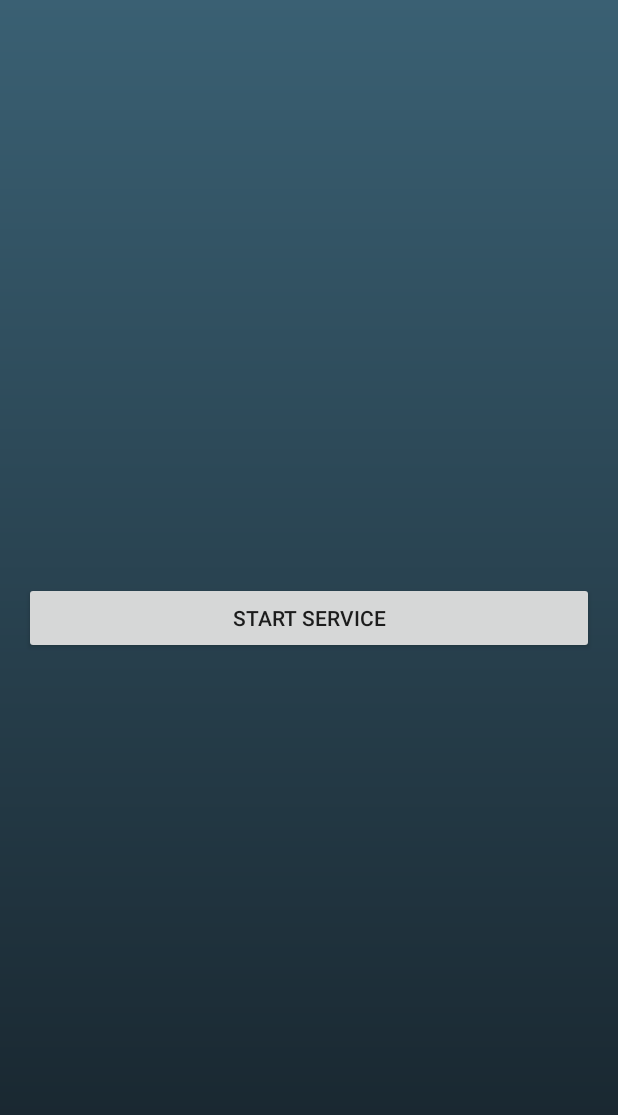
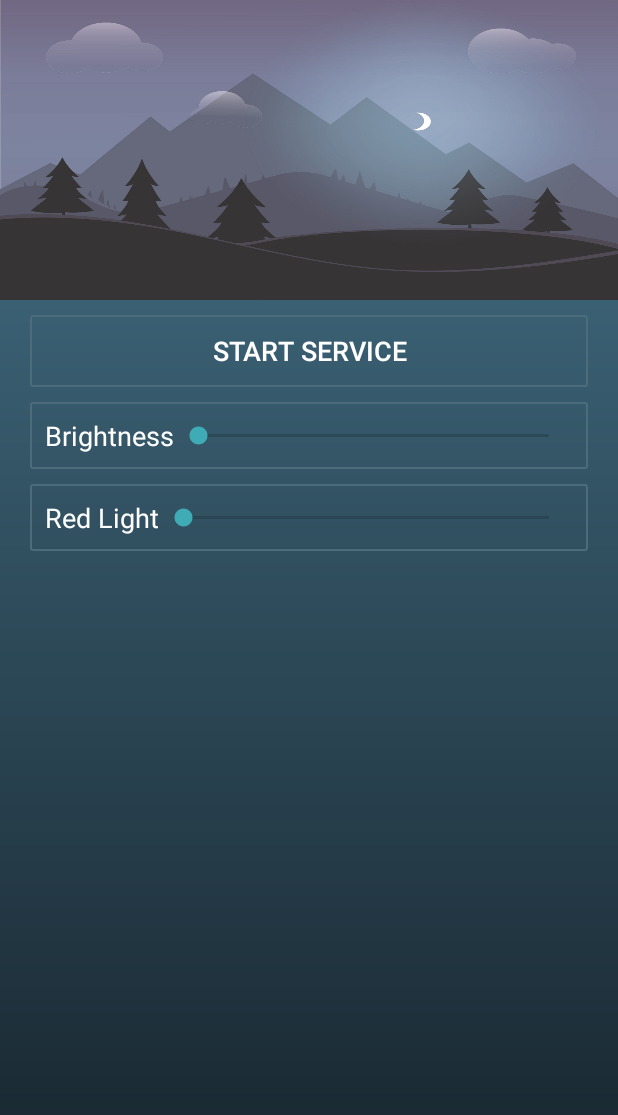
Before and after one commit to xiifwat/Night-Glass, an Android app: the screen it shows after launch (MainActivity), on a phone screen of 412 x 824 dp. Shown: the top 1115 px of the screen. Run offline under Robolectric (Android 15) with nearby library versions, the light colour scheme and no system bars; plain views replace IconicsButton.

Commit message:
Updated UI

```diff
--- a/app/build.gradle
+++ b/app/build.gradle
@@ -22,7 +22,10 @@ android {
 dependencies {
     compile fileTree(dir: 'libs', include: ['*.jar'])
     testCompile 'junit:junit:4.12'
-    compile 'com.android.support:appcompat-v7:23.0.1'
+    compile 'com.android.support:appcompat-v7:23.1.1'
     compile 'com.android.support:support-v4:23.0.1'
     compile 'com.joanzapata.iconify:android-iconify-fontawesome:2.2.2'
+    compile 'com.mikepenz:iconics-core:2.5.11@aar'
+    compile 'com.mikepenz:fontawesome-typeface:4.6.0.1@aar'
+    compile 'uk.co.chrisjenx:calligraphy:2.2.0'
 }
--- a/app/src/main/java/com/shomen/smn/eyeprotector/NotificationActivity.java
+++ b/app/src/main/java/com/shomen/smn/eyeprotector/NotificationActivity.java
@@ -48,7 +48,7 @@ public class NotificationActivity extends Activity {
         getWindow().requestFeature(Window.FEATURE_NO_TITLE);
         setContentView(R.layout.activity_notification);
 
-        btnStop = (Button) findViewById(R.id.btn_stop);
+        btnStop = (Button) findViewById(R.id.btn_setting);
         btnStop.setOnClickListener(new View.OnClickListener() {
             @Override
             public void onClick(View v) {
--- /dev/null
+++ b/app/src/main/res/drawable/bg.xml
@@ -0,0 +1,30 @@
+<?xml version="1.0" encoding="utf-8"?>
+<shape
+    xmlns:android="http://schemas.android.com/apk/res/android"
+    android:shape="rectangle">
+
+    <!-- view background color -->
+    <solid
+        android:color="#00184860" >
+    </solid>
+
+    <!-- view border color and width -->
+    <stroke
+        android:width="1dp"
+        android:color="#4c6b7b" >
+    </stroke>
+
+    <!-- If you want to add some padding -->
+    <padding
+        android:left="10dp"
+        android:top="10dp"
+        android:right="10dp"
+        android:bottom="10dp"    >
+    </padding>
+
+    <!-- Here is the corner radius -->
+    <corners
+        android:radius="1dp"   >
+    </corners>
+
+</shape>
--- /dev/null
+++ b/app/src/main/res/drawable/btn_disable.xml
@@ -0,0 +1,30 @@
+<?xml version="1.0" encoding="utf-8"?>
+<shape
+    xmlns:android="http://schemas.android.com/apk/res/android"
+    android:shape="rectangle">
+
+    <!-- view background color -->
+    <solid
+        android:color="#425f7e" >
+    </solid>
+
+    <!-- view border color and width -->
+    <stroke
+        android:width="1dp"
+        android:color="#425f7e" >
+    </stroke>
+
+    <!-- If you want to add some padding -->
+    <padding
+        android:left="0dp"
+        android:top="0dp"
+        android:right="0dp"
+        android:bottom="0dp"    >
+    </padding>
+
+    <!-- Here is the corner radius -->
+    <corners
+        android:radius="1dp"   >
+    </corners>
+
+</shape>
--- /dev/null
+++ b/app/src/main/res/drawable/btn_enable.xml
@@ -0,0 +1,30 @@
+<?xml version="1.0" encoding="utf-8"?>
+<shape
+    xmlns:android="http://schemas.android.com/apk/res/android"
+    android:shape="rectangle">
+
+    <!-- view background color -->
+    <solid
+        android:color="#00184860" >
+    </solid>
+
+    <!-- view border color and width -->
+    <stroke
+        android:width="1dp"
+        android:color="#4c6b7b" >
+    </stroke>
+
+    <!-- If you want to add some padding -->
+    <padding
+        android:left="0dp"
+        android:top="0dp"
+        android:right="0dp"
+        android:bottom="0dp"    >
+    </padding>
+
+    <!-- Here is the corner radius -->
+    <corners
+        android:radius="1dp"   >
+    </corners>
+
+</shape>
--- /dev/null
+++ b/app/src/main/res/drawable/btn_state.xml
@@ -0,0 +1,17 @@
+<?xml version="1.0" encoding="utf-8"?>
+<selector xmlns:android="http://schemas.android.com/apk/res/android">
+    <item
+        android:state_enabled="false"
+        android:drawable="@drawable/btn_disable" />
+    <item
+        android:state_pressed="true"
+        android:state_enabled="true"
+        android:drawable="@drawable/btn_disable" />
+    <item
+        android:state_focused="true"
+        android:state_enabled="true"
+        android:drawable="@drawable/btn_enable" />
+    <item
+        android:state_enabled="true"
+        android:drawable="@drawable/btn_enable" />
+</selector>
--- a/app/src/main/res/layout/activity_main.xml
+++ b/app/src/main/res/layout/activity_main.xml
@@ -4,18 +4,133 @@
     xmlns:tools="http://schemas.android.com/tools"
     android:layout_width="match_parent"
     android:layout_height="match_parent"
-    android:paddingBottom="@dimen/activity_vertical_margin"
-    android:paddingLeft="@dimen/activity_horizontal_margin"
-    android:paddingRight="@dimen/activity_horizontal_margin"
-    android:paddingTop="@dimen/activity_vertical_margin"
-    android:background="@drawable/activity_main_gradient"
     tools:context=".MainActivity">
 
-    <Button
+    <RelativeLayout
+        android:orientation="vertical"
         android:layout_width="match_parent"
-        android:layout_height="wrap_content"
-        android:text="Start Sevice"
-        android:id="@+id/btn_service"
-        android:layout_centerVertical="true"
-        android:layout_centerHorizontal="true"/>
+        android:layout_height="match_parent"
+        android:background="@drawable/activity_main_gradient"
+        android:paddingTop="10dp"
+        android:paddingLeft="20dp"
+        android:paddingRight="20dp"
+        android:paddingBottom="0dp"
+        android:layout_below="@+id/imageView"
+        android:layout_centerVertical="true">
+
+        <RelativeLayout
+            android:id="@+id/cont_first"
+            android:orientation="horizontal"
+            android:layout_width="match_parent"
+            android:background="@drawable/bg"
+            android:layout_height="wrap_content"
+            android:layout_marginTop="10dp"
+            android:visibility="gone">
+
+            <TextView
+                android:layout_width="wrap_content"
+                android:layout_height="wrap_content"
+                android:textAppearance="?android:attr/textAppearanceMedium"
+                android:text="@string/start"
+                android:id="@+id/textView3"
+                android:textSize="18sp"
+                android:gravity="left"
+                android:textColor="#a6d1f5"
+                android:layout_alignParentLeft="true"
+                android:layout_centerVertical="true"/>
+
+            <com.mikepenz.iconics.view.IconicsButton
+                android:layout_width="40sp"
+                android:layout_height="40sp"
+                android:text="@string/start_icon"
+                android:textSize="25sp"
+                android:textColor="#a6d1f5"
+                android:background="@drawable/btn_state"
+                android:visibility="visible"
+                android:layout_alignParentRight="true"
+                android:layout_centerVertical="true"/>
+        </RelativeLayout>
+
+        <RelativeLayout
+            android:id="@+id/cont_second"
+            android:orientation="horizontal"
+            android:layout_width="match_parent"
+            android:background="@drawable/bg"
+            android:layout_height="wrap_content"
+            android:layout_below="@+id/btn_service"
+            android:layout_marginTop="10dp">
+
+            <SeekBar
+                android:layout_width="match_parent"
+                android:layout_height="wrap_content"
+                android:id="@+id/seekBarBrightness"
+                android:max="255"
+                android:indeterminate="false"
+                android:layout_toRightOf="@+id/tv_brightness"
+                android:layout_centerVertical="true"
+                android:layout_alignParentRight="true"/>
+
+            <TextView
+                android:layout_width="wrap_content"
+                android:layout_height="wrap_content"
+                android:textAppearance="?android:attr/textAppearanceMedium"
+                android:text="Brightness"
+                android:id="@+id/tv_brightness"
+                android:layout_alignParentStart="false"
+                android:layout_alignParentLeft="true"
+                android:layout_centerVertical="true"
+                android:textColor="#ffffff"/>
+        </RelativeLayout>
+
+        <RelativeLayout
+            android:id="@+id/cont_third"
+            android:orientation="horizontal"
+            android:layout_width="match_parent"
+            android:background="@drawable/bg"
+            android:layout_height="wrap_content"
+            android:layout_below="@+id/cont_second"
+            android:layout_marginTop="10dp">
+
+            <SeekBar
+                android:layout_width="match_parent"
+                android:layout_height="wrap_content"
+                android:id="@+id/seekBarRed"
+                android:max="255"
+                android:indeterminate="false"
+                android:layout_centerVertical="true"
+                android:layout_toRightOf="@+id/tv_red_light"/>
+
+            <TextView
+                android:id="@+id/tv_red_light"
+                android:layout_width="wrap_content"
+                android:layout_height="wrap_content"
+                android:textAppearance="?android:attr/textAppearanceMedium"
+                android:text="Red Light"
+                android:textColor="#ffffff"
+                android:layout_alignParentLeft="true"
+                android:layout_centerVertical="true"/>
+        </RelativeLayout>
+
+
+        <com.mikepenz.iconics.view.IconicsButton
+            android:layout_width="match_parent"
+            android:layout_height="wrap_content"
+            android:text="@string/start"
+            android:id="@+id/btn_service"
+            android:textSize="18sp"
+            android:background="@drawable/btn_state"
+            android:textColor="#ffffff"
+            android:visibility="visible"/>
+
+    </RelativeLayout>
+
+    <ImageView
+        android:layout_width="match_parent"
+        android:layout_height="200dp"
+        android:id="@+id/imageView"
+        android:src="@drawable/sss"
+        android:scaleType="fitXY"
+        android:layout_alignParentTop="true"
+        />
+
 </RelativeLayout>
--- a/app/src/main/res/layout/activity_notification.xml
+++ b/app/src/main/res/layout/activity_notification.xml
@@ -22,26 +22,30 @@
         android:layout_alignParentEnd="true"
         >
 
-        <Button
-            android:layout_width="wrap_content"
-            android:layout_height="wrap_content"
-            android:text="Settings"
-            android:id="@+id/btn_stop"
+        <com.mikepenz.iconics.view.IconicsButton
+            android:layout_width="50dp"
+            android:layout_height="50dp"
+            android:text="{faw-cogs}"
+            android:textSize="25sp"
+            android:id="@+id/btn_setting"
+            android:background="@drawable/btn_state"
             android:layout_alignParentTop="true"
             android:layout_alignLeft="@+id/seekBarRed"
             android:layout_alignStart="@+id/seekBarRed"
             android:layout_marginTop="3dp" />
 
-        <Button
-            android:layout_width="wrap_content"
-            android:layout_height="wrap_content"
+        <com.mikepenz.iconics.view.IconicsButton
+            android:layout_width="50dp"
+            android:layout_height="50dp"
+            android:text="@string/pause"
+            android:textSize="25sp"
+            android:background="@drawable/btn_state"
             android:id="@+id/btn_pause"
             android:visibility="visible"
             android:layout_alignParentTop="true"
             android:layout_alignRight="@+id/seekBarBrightness"
             android:layout_alignEnd="@+id/seekBarBrightness"
-            android:layout_marginTop="3dp"
-            android:text="Pause" />
+            android:layout_marginTop="3dp" />
 
         <SeekBar
             android:layout_width="match_parent"
@@ -52,13 +56,13 @@
             android:max="255"
             android:layout_marginLeft="10dp"
             android:layout_marginRight="10dp"
-            android:indeterminate="false" />
+            android:indeterminate="false"/>
 
         <TextView
             android:layout_width="wrap_content"
             android:layout_height="wrap_content"
             android:textAppearance="?android:attr/textAppearanceSmall"
-            android:text="Control Brightness"
+            android:text="Brightness"
             android:id="@+id/textView"
             android:layout_above="@+id/seekBarBrightness"
             android:layout_alignLeft="@+id/seekBarBrightness"
@@ -71,7 +75,7 @@
             android:layout_width="wrap_content"
             android:layout_height="wrap_content"
             android:textAppearance="?android:attr/textAppearanceSmall"
-            android:text="Control Red Light"
+            android:text="Red Light"
             android:id="@+id/textView2"
             android:padding="3dp"
             android:layout_below="@+id/seekBarBrightness"
@@ -84,7 +88,6 @@
             android:layout_width="match_parent"
             android:layout_height="wrap_content"
             android:id="@+id/seekBarRed"
-
             android:max="255"
             android:layout_centerVertical="true"
             android:layout_centerHorizontal="true"
--- a/app/src/main/res/values/colors.xml
+++ b/app/src/main/res/values/colors.xml
@@ -1,13 +1,9 @@
 <?xml version="1.0" encoding="utf-8"?>
 <resources>
-    <color name="colorPrimary">#3F51B5</color>
-    <color name="colorPrimaryDark">#303F9F</color>
-    <color name="colorAccent">#FF4081</color>
 
-
-    <color name="colorPrimaryN">#2ecc71</color>
-    <color name="colorPrimaryDarkN">#27ae60</color>
-    <color name="colorAccentN">#c0392b</color>
+    <color name="colorPrimaryN">#3F51B5</color>
+    <color name="colorPrimaryDarkN">#303F9F</color>
+    <color name="colorAccentN">#3FacB5</color>
 
     <color name="dark">#333333</color>
 </resources>
--- a/app/src/main/res/values/strings.xml
+++ b/app/src/main/res/values/strings.xml
@@ -3,6 +3,11 @@
 
     <string name="title_activity_fullscreen">FullscreenActivity</string>
 
-    <string name="pause">Pause</string>
-    <string name="resume">Resume</string>
+    <string name="pause">{faw-pause}</string>
+    <string name="resume">{faw-play}</string>
+    <string name="start">Start Filter   {faw-play}</string>
+    <string name="start_icon">{faw-play}</string>
+    <string name="stop">Stop Filter  {faw-stop}</string>
+    <string name="stop_icon">{faw-stop}</string>
+
 </resources>
```
Also changed, not shown: app/src/main/res/drawable/sss.jpg (added).
